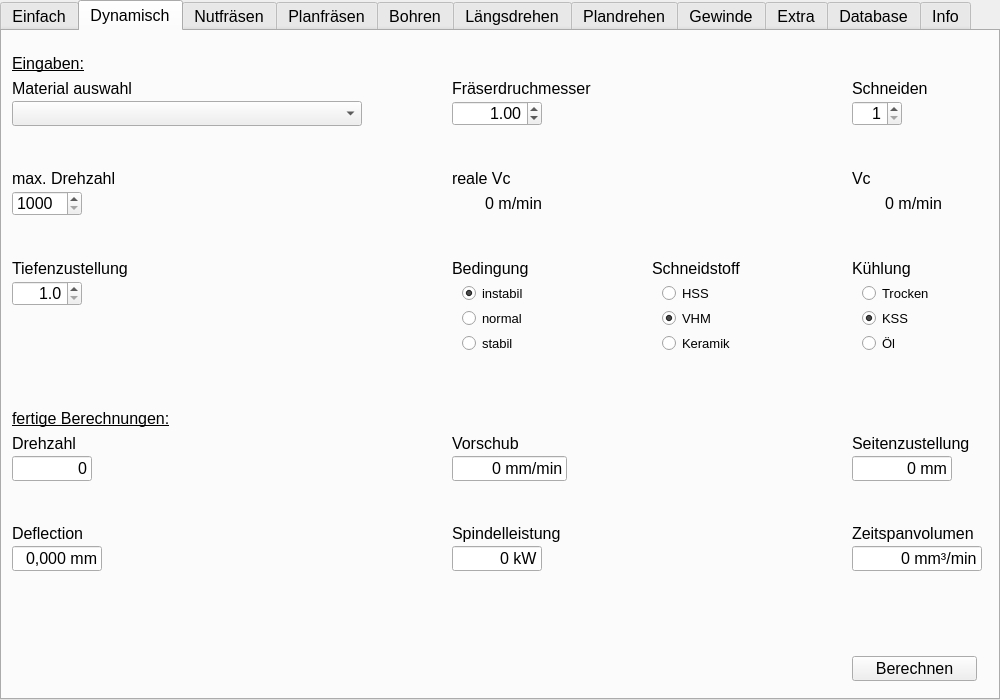
The window that mainwindow.ui (EinRainerZufall/SpaeneRechner) describes before a commit, drawn with Qt 5.
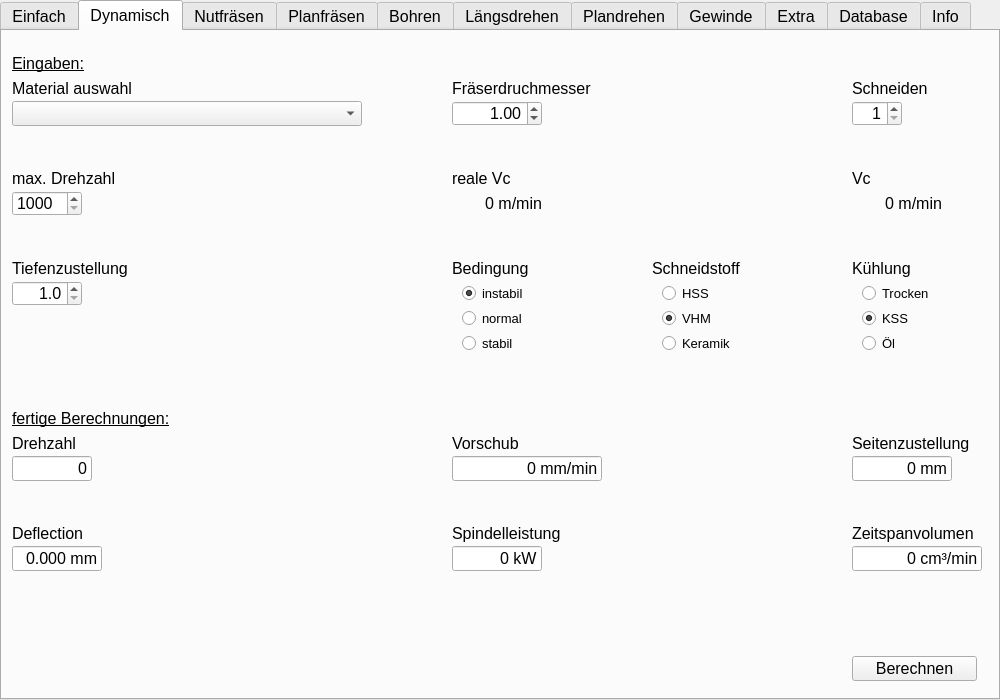
The same window after the commit. The open tabs and pages were chosen to show the change. Icons and pictures are not drawn.

Diff of the .ui file:
```diff
--- a/mainwindow.ui
+++ b/mainwindow.ui
@@ -844,7 +844,7 @@
        </rect>
       </property>
       <property name="text">
-       <string>0 mm³/min</string>
+       <string>0 cm³/min</string>
       </property>
       <property name="alignment">
        <set>Qt::AlignRight|Qt::AlignTrailing|Qt::AlignVCenter</set>
@@ -858,7 +858,7 @@
        <rect>
         <x>450</x>
         <y>425</y>
-        <width>115</width>
+        <width>150</width>
         <height>25</height>
        </rect>
       </property>
@@ -1267,7 +1267,7 @@
        </rect>
       </property>
       <property name="text">
-       <string>0,000 mm</string>
+       <string>0.000 mm</string>
       </property>
       <property name="alignment">
        <set>Qt::AlignRight|Qt::AlignTrailing|Qt::AlignVCenter</set>
```
Left out of the diff: 14 changed lines with no effect on the pictures.
